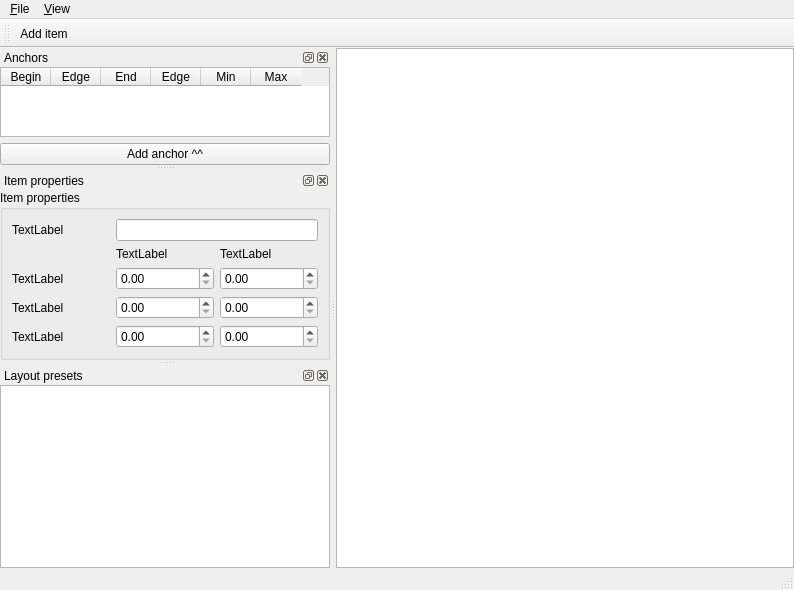
The window that examples/layouts/anchorlayout/anchorlayout.ui (qt/qt) describes before a commit, drawn with Qt 5.
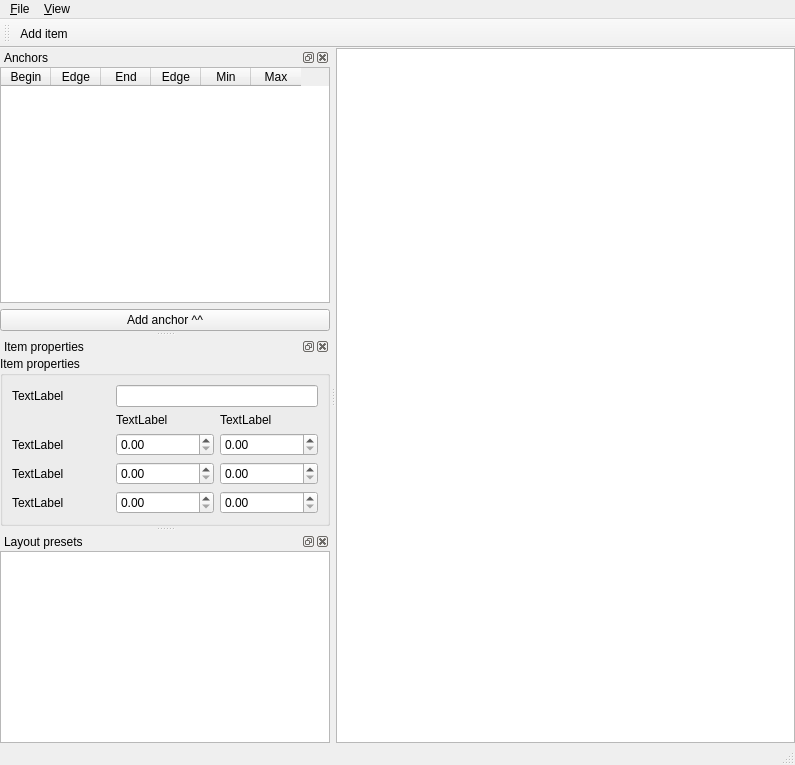
The same window after the commit.

Commit message:
Added the possibility to save a layout.
Keep it simple...

The edit to the form file:
```diff
--- a/examples/layouts/anchorlayout/anchorlayout.ui
+++ b/examples/layouts/anchorlayout/anchorlayout.ui
@@ -6,8 +6,8 @@
    <rect>
     <x>0</x>
     <y>0</y>
-    <width>794</width>
-    <height>590</height>
+    <width>795</width>
+    <height>765</height>
    </rect>
   </property>
   <property name="windowTitle">
@@ -47,7 +47,7 @@
     <rect>
      <x>0</x>
      <y>0</y>
-     <width>794</width>
+     <width>795</width>
      <height>21</height>
     </rect>
    </property>
```
Left out of the diff: 18 changed lines with no effect on the pictures. The commit also changes 2 other files.
